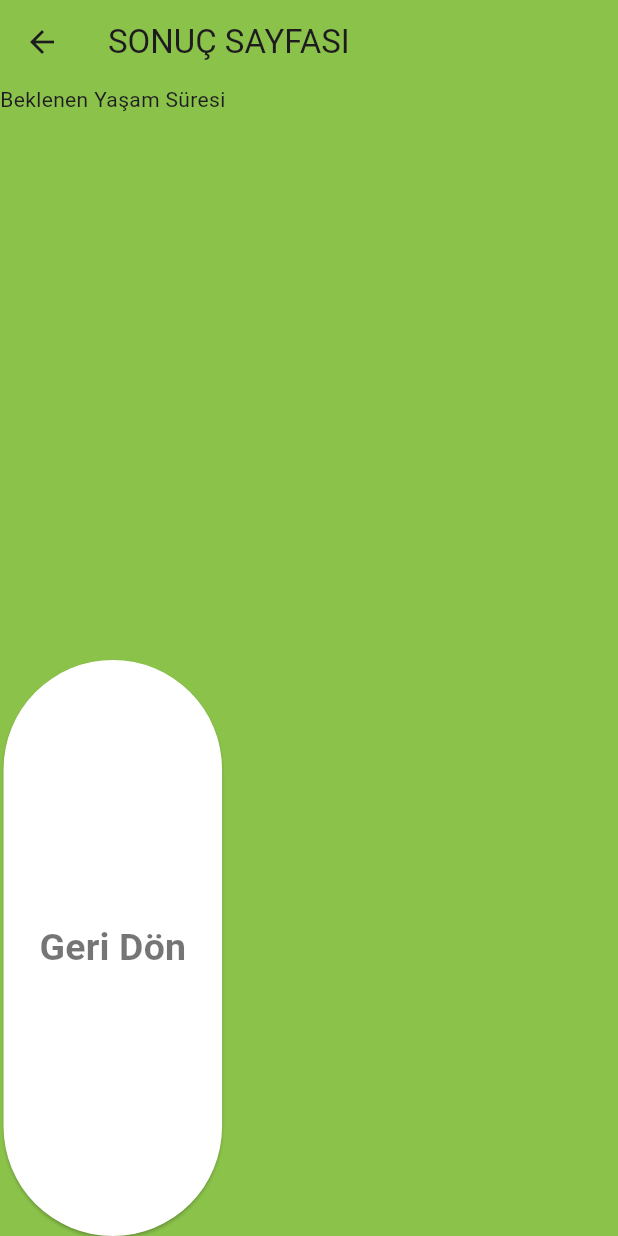
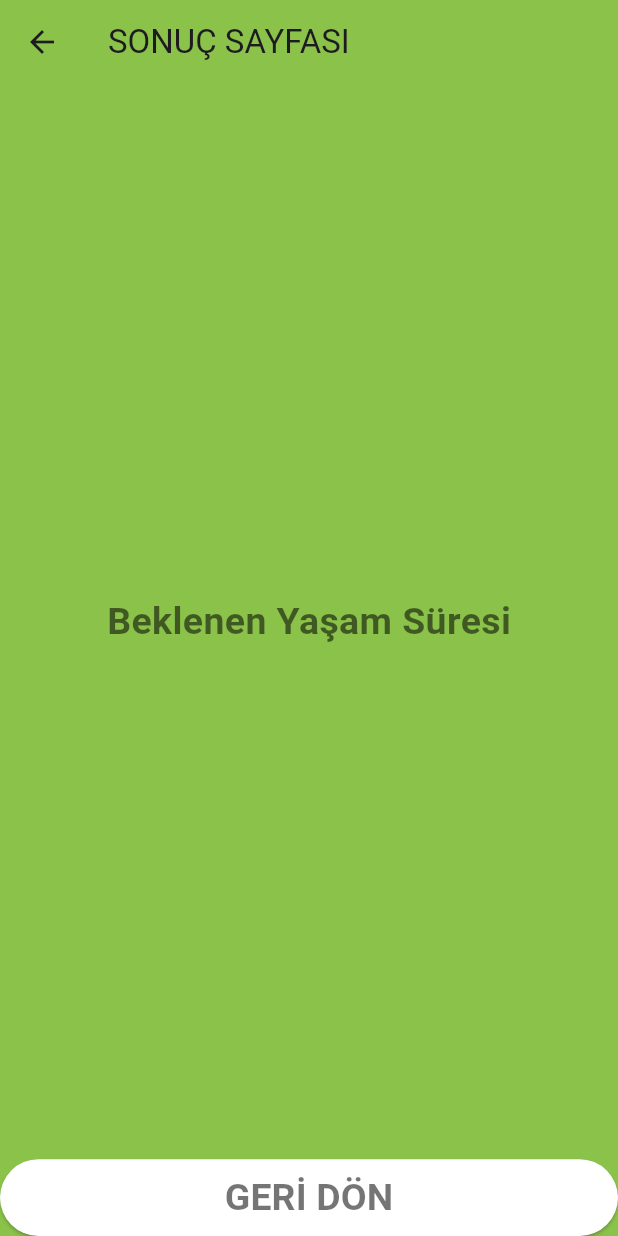
Before and after one commit to SemihAyduran/life_expectancy, a Flutter app: the ResultPage screen opened directly, on a phone screen of 412 x 824 dp. Run offline on Flutter 3.47's test engine with Material 3 defaults, Android fonts, the light colour scheme and no system bars; our stand-ins replace font_awesome_flutter; missing offline and left inert: dart:ffi.

Commit message:
feat: navigator feature to 'geri dön' button added

```diff
--- a/lib/result_page.dart
+++ b/lib/result_page.dart
@@ -1,5 +1,6 @@
 import 'package:flutter/material.dart';
 import 'package:life_expectancy/constans.dart';
+import 'package:life_expectancy/input_page.dart';
 
 class ResultPage extends StatelessWidget {
   const ResultPage({super.key});
@@ -9,16 +10,22 @@ class ResultPage extends StatelessWidget {
     return Scaffold(
       appBar: AppBar(title: Text('SONUÇ SAYFASI')),
       body: Column(
+        crossAxisAlignment: CrossAxisAlignment.stretch,
         children: [
-          Expanded(child: Text('Beklenen Yaşam Süresi')),
           Expanded(
+            flex: 14,
+            child: Center(child: customText(color: Colors.black54, fontSize: 25, text: 'Beklenen Yaşam Süresi'))),
+          Expanded(flex: 1,
             child: ElevatedButton(
-              style: ElevatedButton.styleFrom(backgroundColor: Colors.white),
-              onPressed: () {},
+              style: ElevatedButton.styleFrom(
+                backgroundColor: Colors.white),
+              onPressed: () {
+                Navigator.pop(context);
+              },
               child: customText(
                 color: Colors.black54,
                 fontSize: 25,
-                text: 'Geri Dön',
+                text: 'GERİ DÖN',
               ),
             ),
           ),
```
